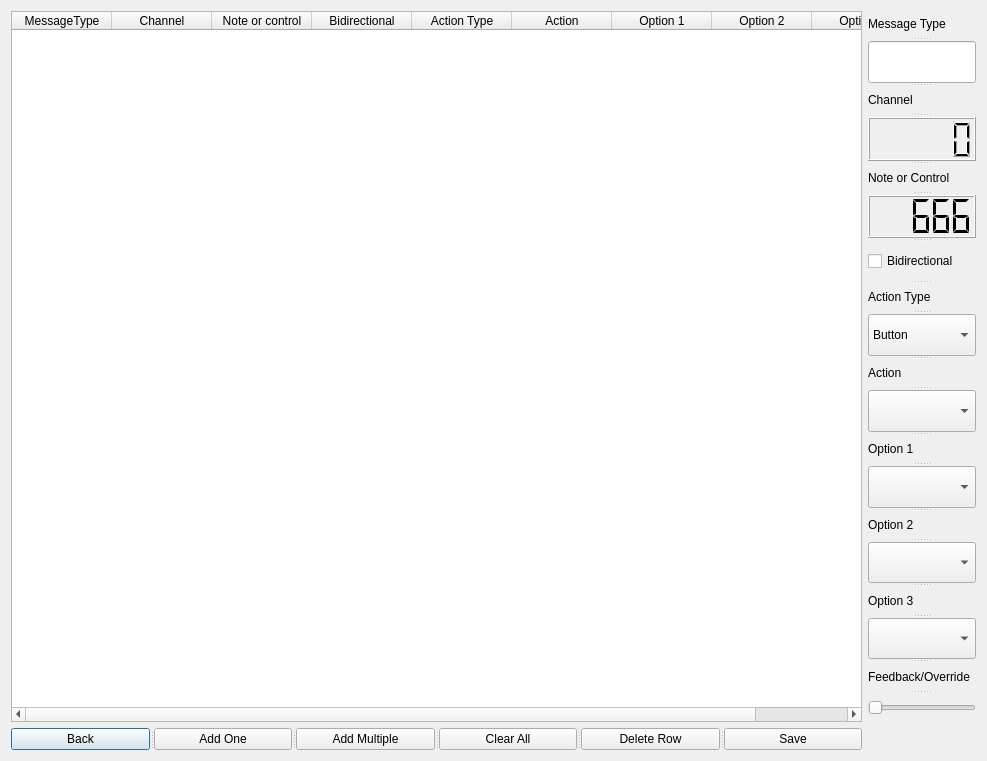
This is src/forms/configwindow.ui in Alzy/obs-midi as Qt 5 draws it before an edit. The edited form follows.
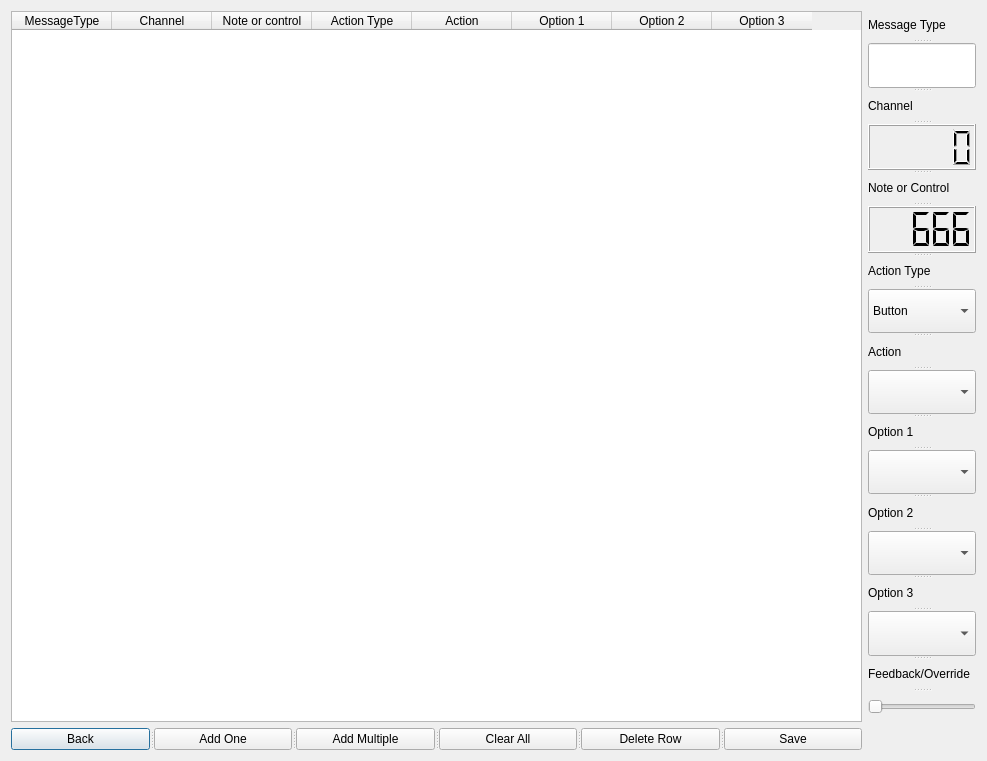
This is the edited form.

Commit message: Fix CMake, Remove Bidirectional From ConfigWindow GUI

```diff
--- a/src/forms/configwindow.ui
+++ b/src/forms/configwindow.ui
@@ -52,11 +52,6 @@
        <string>Note or control</string>
       </property>
      </column>
-     <column>
-      <property name="text">
-       <string>Bidirectional</string>
-      </property>
-     </column>
      <column>
       <property name="text">
        <string>Action Type</string>
@@ -142,17 +137,6 @@
        <number>666</number>
       </property>
      </widget>
-     <widget class="QCheckBox" name="checkBox">
-      <property name="sizePolicy">
-       <sizepolicy hsizetype="MinimumExpanding" vsizetype="Preferred">
-        <horstretch>0</horstretch>
-        <verstretch>0</verstretch>
-       </sizepolicy>
-      </property>
-      <property name="text">
-       <string>Bidirectional</string>
-      </property>
-     </widget>
      <widget class="QLabel" name="label_4">
       <property name="sizePolicy">
        <sizepolicy hsizetype="MinimumExpanding" vsizetype="Preferred">
```
The commit also changes 4 other files.
